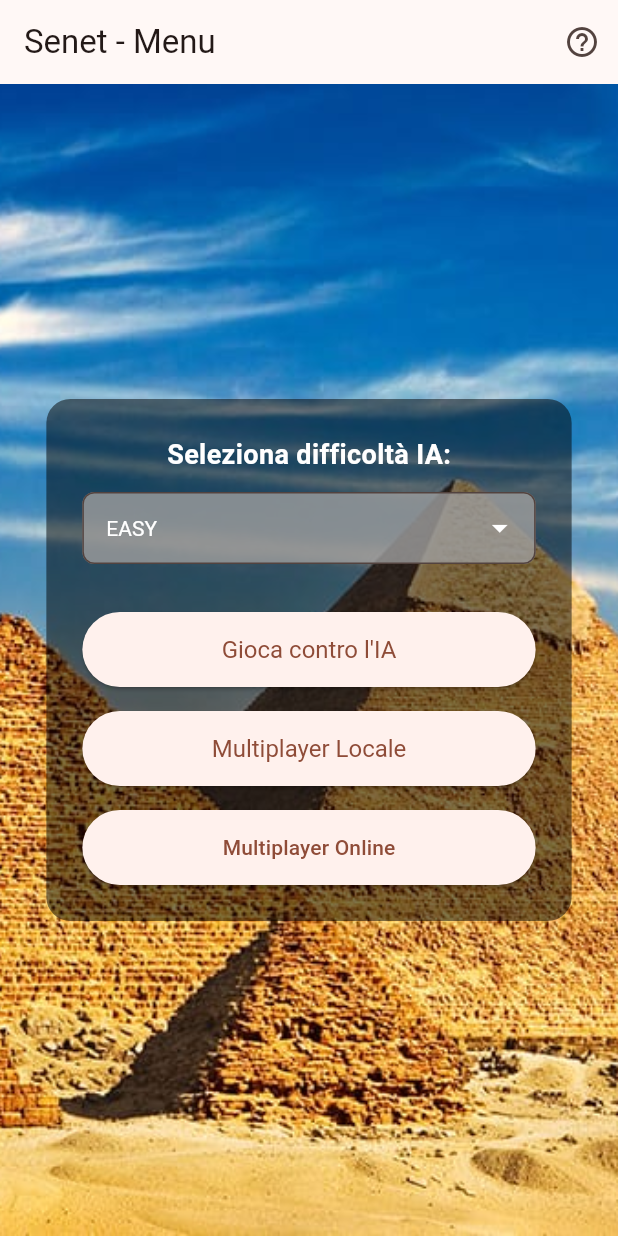
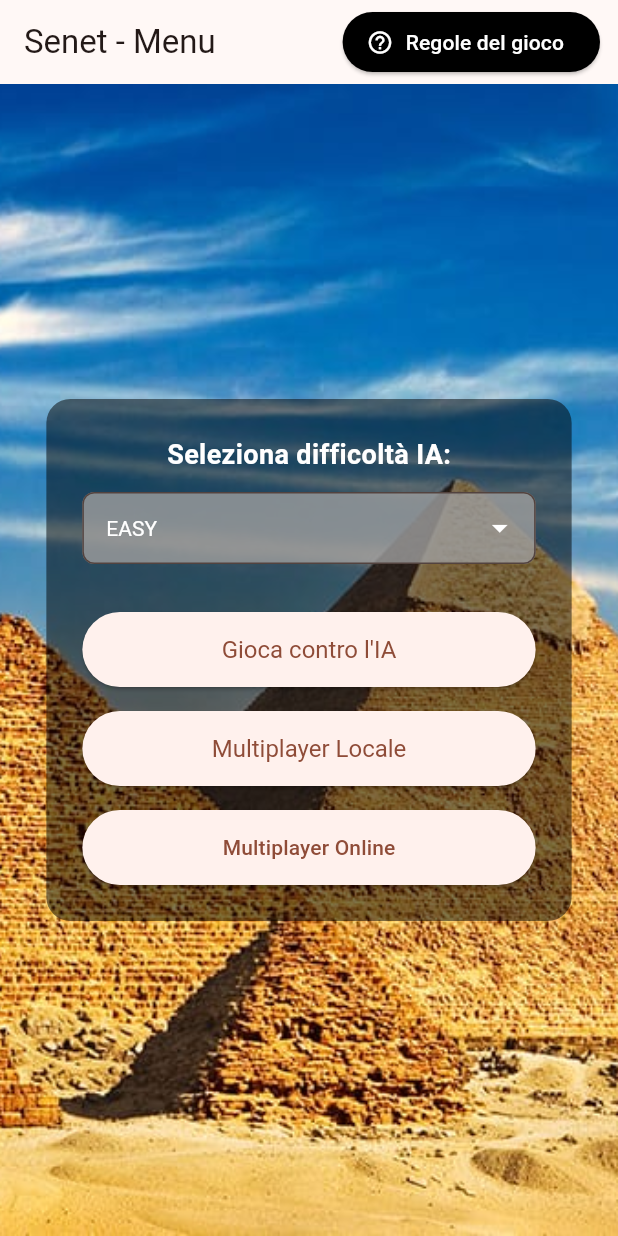
Before and after one commit to BlackWolf00/Senet-Game, a Flutter app: the screen it shows once a user with an empty profile is signed in, on a phone screen of 412 x 824 dp. Run offline on Flutter 3.47's test engine with Material 3 defaults, Android fonts, the phone set to English and light mode, and no system bars; our stand-ins replace audioplayers, cloud_firestore, firebase_auth, firebase_core, share_plus, shared_preferences and 1 more; accounts and stored records are empty.

Commit message:
Improve layout

```diff
--- a/lib/screens/main_menu.dart
+++ b/lib/screens/main_menu.dart
@@ -23,15 +23,22 @@ class _MainMenuState extends State<MainMenu> {
       appBar: AppBar(
         title: const Text('Senet - Menu'),
         actions: [
-          IconButton(
-            icon: const Icon(Icons.help_outline),
-            tooltip: 'Regole del gioco',
+          Padding(
+            padding: const EdgeInsets.only(right: 12.0),
+            child: ElevatedButton.icon(
+              icon: Icon(Icons.help_outline),
+              label: const Text('Regole del gioco'),
+              style: ElevatedButton.styleFrom(
+                backgroundColor: Colors.black,
+                foregroundColor: Colors.white,
+              ),
               onPressed: () {
                 showDialog(
                   context: context,
                   builder: (_) => const SenetRulesDialog(),
                 );
               },
+            ),
           ),
         ],
       ),
```
Lines whose indentation alone changed are shown as unchanged.
